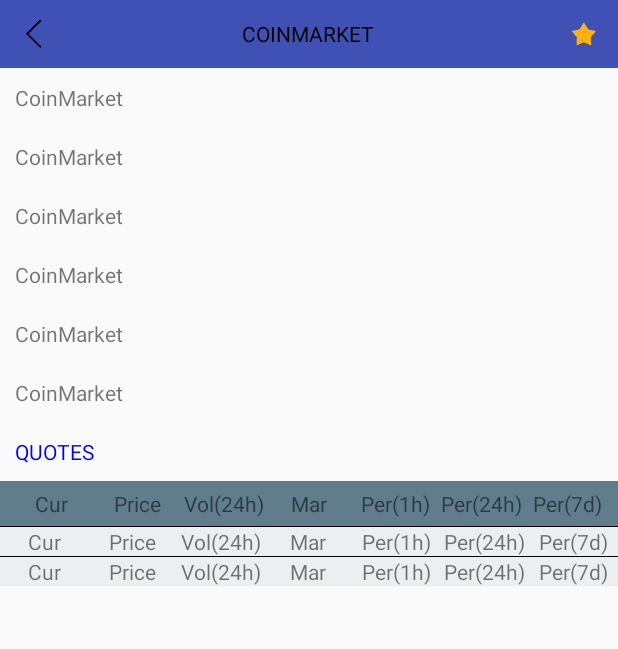
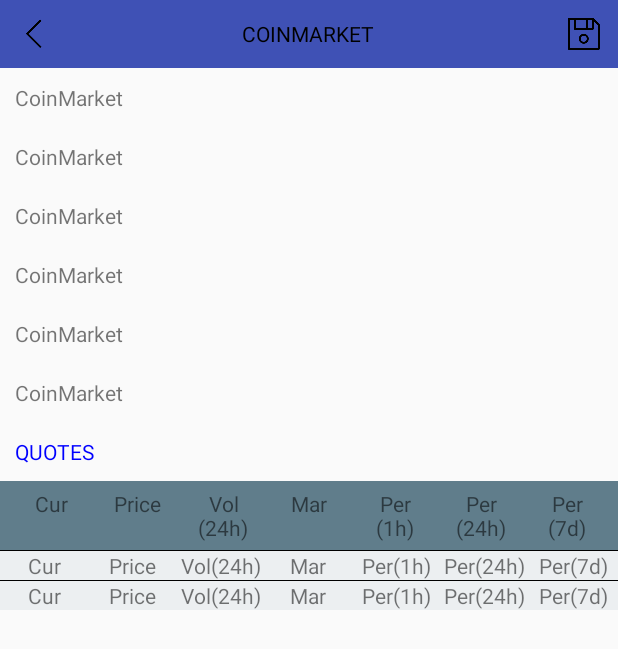
Before and after one commit to dvdinh307/CoinMarket, an Android app: the SpecificCurrencyActivity screen opened directly, with no data from a screen before it, on a phone screen of 412 x 824 dp. Shown: the top 649 px of the screen. Run offline under Robolectric (Android 15) with nearby library versions, the phone set to English and light mode, and no system bars; our stand-ins replace ButterKnife, Volley; 1 statement that could not run was skipped.

Commit message:
dinhdv commit coin

```diff
--- a/app/src/main/res/layout/activity_specific_currency.xml
+++ b/app/src/main/res/layout/activity_specific_currency.xml
@@ -31,8 +31,8 @@
             android:layout_width="@dimen/value_45dp"
             android:layout_height="@dimen/value_45dp"
             android:layout_alignParentEnd="true"
-            android:padding="@dimen/value_10dp"
-            android:src="@mipmap/ic_favorite" />
+            android:padding="@dimen/value_12dp"
+            android:src="@mipmap/ic_save" />
     </RelativeLayout>
 
 
@@ -124,7 +124,7 @@
                         android:layout_height="wrap_content"
                         android:layout_weight="1"
                         android:gravity="center"
-                        android:text="Vol(24h)" />
+                        android:text="@string/title_vol_24h" />
 
                     <TextView
                         android:layout_width="0dp"
@@ -138,21 +138,21 @@
                         android:layout_height="wrap_content"
                         android:layout_weight="1"
                         android:gravity="center"
-                        android:text="Per(1h)" />
+                        android:text="@string/title_per_1h" />
 
                     <TextView
                         android:layout_width="0dp"
                         android:layout_height="wrap_content"
                         android:layout_weight="1"
                         android:gravity="center"
-                        android:text="Per(24h)" />
+                        android:text="@string/title_per_24h" />
 
                     <TextView
                         android:layout_width="0dp"
                         android:layout_height="wrap_content"
                         android:layout_weight="1"
                         android:gravity="center"
-                        android:text="Per(7d)" />
+                        android:text="@string/title_per_7d" />
                 </TableRow>
 
                 <View
--- a/app/src/main/res/values/strings.xml
+++ b/app/src/main/res/values/strings.xml
@@ -36,6 +36,10 @@
     <string name="facebook_app_id">2202554339760716</string>
     <string name="fb_login_protocol_scheme">fb2202554339760716</string>
     <string name="txt_name_email">Email</string>
+    <string name="title_vol_24h">Vol\n(24h)</string>
+    <string name="title_per_1h">Per\n(1h)</string>
+    <string name="title_per_24h">Per\n(24h)</string>
+    <string name="title_per_7d">Per\n(7d)</string>
     <string-array name="value_currency">
         <item>AUD</item>
         <item>BRL</item>
```
Also changed, not shown: app/src/main/res/mipmap-xxhdpi/ic_save.png (added).
